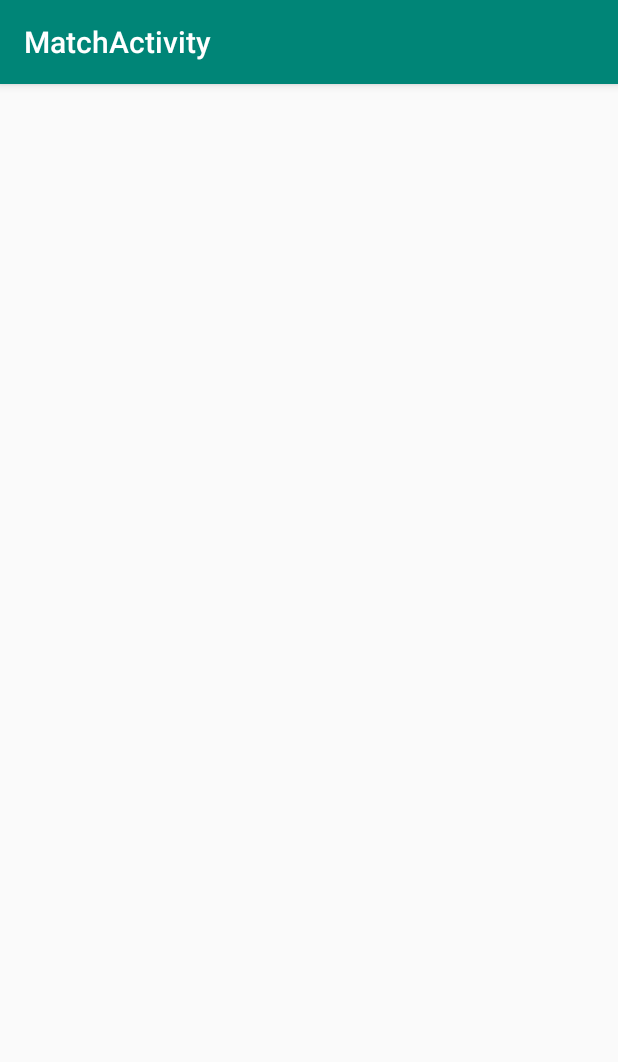
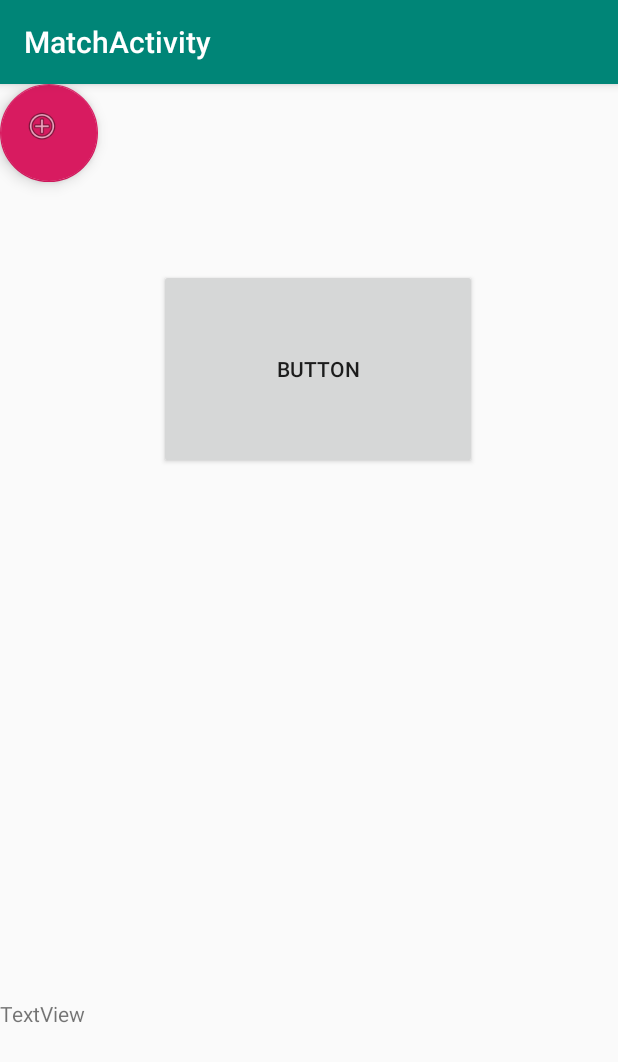
Before and after one commit to lucereal/RedRider, an Android app: the screen it shows after launch (MatchActivity), on a phone screen of 412 x 824 dp. Shown: the top 1062 px of the screen. Run offline under Robolectric (Android 15) with nearby library versions, the phone set to English and light mode, and no system bars; plain views replace ScrollChildSwipeRefreshLayout.

Commit message:
updated several files

```diff
--- a/app/src/main/AndroidManifest.xml
+++ b/app/src/main/AndroidManifest.xml
@@ -38,7 +38,9 @@
 
         <meta-data
             android:name="com.google.android.actions"
-            android:resource="@xml/drawer_actions" />
+            android:resource="@menu/drawer_actions"
+            />
+
     </application>
 
 </manifest>
--- a/app/src/main/java/com/example/lucer_000/redrider/Data/Connection.java
+++ b/app/src/main/java/com/example/lucer_000/redrider/Data/Connection.java
@@ -5,7 +5,9 @@ import java.sql.*;
 public class Connection {
 
     //public static void main(String[] args) {
-    Connection() {
+
+
+    public void method(){
         try {
             Class.forName("com.mysql.cj.jdbc.Driver");
             java.sql.Connection con = DriverManager.getConnection("jdbc:mysql://75.111.163.91:3306/codemalone", "general", "password");
--- a/app/src/main/java/com/example/lucer_000/redrider/MatchPage/MatchActivity.java
+++ b/app/src/main/java/com/example/lucer_000/redrider/MatchPage/MatchActivity.java
@@ -34,10 +34,10 @@ public class MatchActivity extends AppCompatActivity {
         // Set up the navigation drawer.
         mDrawerLayout = findViewById(R.id.drawer_layout);
         mDrawerLayout.setStatusBarBackground(R.color.colorPrimaryDark);
-        NavigationView navigationView = findViewById(R.id.nav_header);
-        if (navigationView != null) {
-            setupDrawerContent(navigationView);
-        }
+//        NavigationView navigationView = findViewById(R.id.nav_view);
+//        if (navigationView != null) {
+//            setupDrawerContent(navigationView);
+//        }
 
 
 
--- a/app/src/main/java/com/example/lucer_000/redrider/MatchPage/MatchContract.java
+++ b/app/src/main/java/com/example/lucer_000/redrider/MatchPage/MatchContract.java
@@ -6,9 +6,13 @@ public interface MatchContract {
 
     interface View extends BaseView<Presenter>{
 
+        void showAddPost();
     }
 
     interface Presenter extends BasePresenter{
 
+        String getValue();
+
+        void addPost();
     }
 }
--- a/app/src/main/java/com/example/lucer_000/redrider/MatchPage/MatchFragment.java
+++ b/app/src/main/java/com/example/lucer_000/redrider/MatchPage/MatchFragment.java
@@ -23,6 +23,10 @@ import android.widget.LinearLayout;
 import android.widget.ListView;
 import android.widget.TextView;
 
+import android.widget.Button;
+import android.widget.TextView;
+
+import com.example.lucer_000.redrider.Post.PostActivity;
 import com.example.lucer_000.redrider.R;
 
 import android.support.annotation.Nullable;
@@ -36,7 +40,7 @@ public class MatchFragment extends Fragment implements  MatchContract.View {
 
     //intialize all views here
     //ex private TextView mTaskView
-
+    Button button;
 
 
 
@@ -51,6 +55,8 @@ public class MatchFragment extends Fragment implements  MatchContract.View {
     @Override
     public void onCreate(@Nullable Bundle savedInstanceState){
         super.onCreate(savedInstanceState);
+
+
 
     }
 
@@ -77,9 +83,41 @@ public class MatchFragment extends Fragment implements  MatchContract.View {
                              Bundle savedInstanceState) {
         View root = inflater.inflate(R.layout.match_frag, container, false);
 
+        button = root.findViewById(R.id.button);
+        button.setOnClickListener(new View.OnClickListener(){
+
+            @Override
+            public void onClick(View v){
+                String text = mPresenter.getValue();
+                TextView tv = root.findViewById(R.id.textView);
+                tv.setText(text);
+
+            }
+        });
+
+
+        // Set up floating action button
+        FloatingActionButton fab =
+                getActivity().findViewById(R.id.floatingActionButton);
+
+
+        fab.setOnClickListener(new View.OnClickListener() {
+            @Override
+            public void onClick(View v) {
+                mPresenter.addPost();
+            }
+        });
+
+
+
 
         return root;
     }
 
+    @Override
+    public void showAddPost(){
+        Intent intent = new Intent(getContext(), PostActivity.class);
+        startActivity(intent);
+    }
 
 }
--- a/app/src/main/res/layout/match_act.xml
+++ b/app/src/main/res/layout/match_act.xml
@@ -36,22 +36,23 @@
             <FrameLayout
                 android:id="@+id/contentFrame"
                 android:layout_width="match_parent"
-                android:layout_height="match_parent" />
+                android:layout_height="match_parent">
 
+
+            </FrameLayout>
+
+            <android.support.design.widget.FloatingActionButton
+                android:id="@+id/floatingActionButton"
+                android:layout_width="86dp"
+                android:layout_height="65dp"
+                android:clickable="true"
+                android:focusable="true"
+                app:srcCompat="@android:drawable/ic_menu_add" />
         </android.support.design.widget.CoordinatorLayout>
 
     </LinearLayout>
 
-    <!-- Navigation Drawer -->
-    <android.support.design.widget.NavigationView
-        android:id="@+id/nav_view"
-        android:layout_width="wrap_content"
-        android:layout_height="match_parent"
-        android:layout_gravity="start"
-        android:fitsSystemWindows="true"
-        app:headerLayout="@layout/nav_header"
-        app:menu="@menu/drawer_actions" />
-   />
+
 
 
 </android.support.v4.widget.DrawerLayout>
--- a/app/src/main/res/layout/match_frag.xml
+++ b/app/src/main/res/layout/match_frag.xml
@@ -1,8 +1,28 @@
 <?xml version="1.0" encoding="utf-8"?>
 <RelativeLayout xmlns:android="http://schemas.android.com/apk/res/android"
+    xmlns:tools="http://schemas.android.com/tools"
     android:layout_width="match_parent"
     android:layout_height="match_parent"
     android:orientation="vertical">
+
+
+    <Button
+        android:id="@+id/button"
+        android:layout_width="212dp"
+        android:layout_height="133dp"
+        android:layout_alignParentStart="true"
+        android:layout_alignParentTop="true"
+        android:layout_marginStart="106dp"
+        android:layout_marginTop="123dp"
+        android:text="Button" />
+
+    <TextView
+        android:id="@+id/textView"
+        android:layout_width="203dp"
+        android:layout_height="60dp"
+        android:layout_alignParentBottom="true"
+        android:layout_marginBottom="98dp"
+        android:text="TextView" />
 
 
 </RelativeLayout>
```
Also changed, not shown: app/src/main/java/com/example/lucer_000/redrider/MatchPage/MatchPresenter.java (+11 -0 lines), app/src/main/java/com/example/lucer_000/redrider/Post/PostActivity.java (+3 -10 lines), app/src/main/java/com/example/lucer_000/redrider/Post/PostContract.java (+10 -0 lines), app/src/main/java/com/example/lucer_000/redrider/Post/PostFragment.java (+78 -1 lines), app/src/main/java/com/example/lucer_000/redrider/Post/PostPresenter.java (+23 -1 lines), app/src/main/res/layout/post_act.xml (+0 -7 lines).
